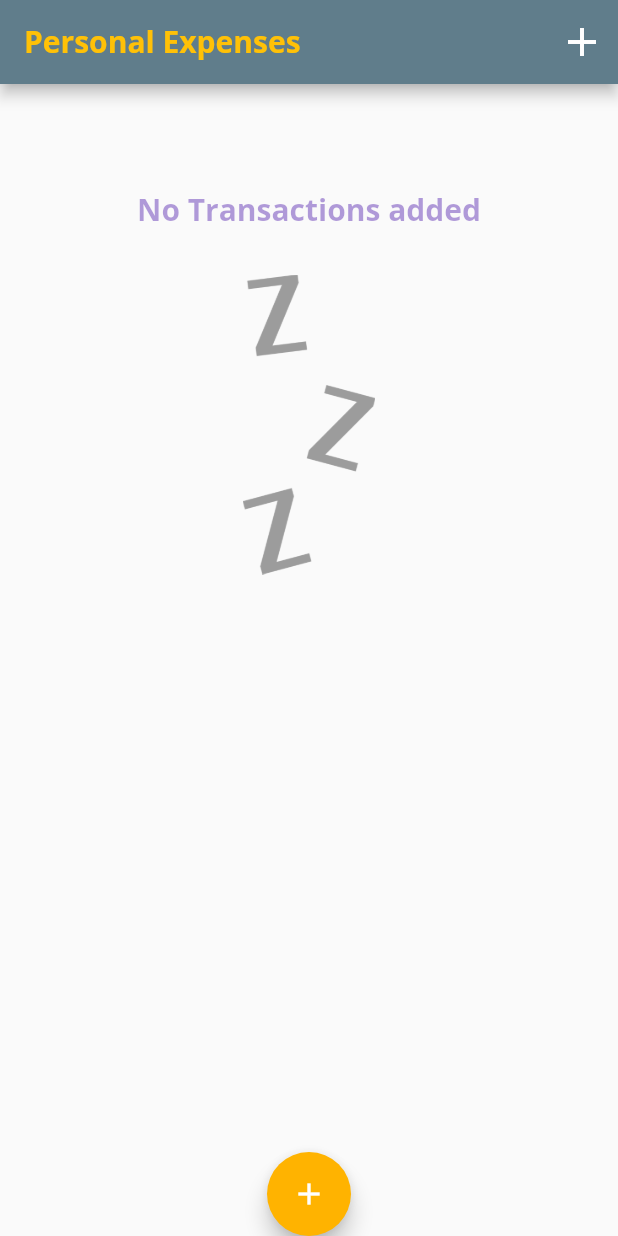
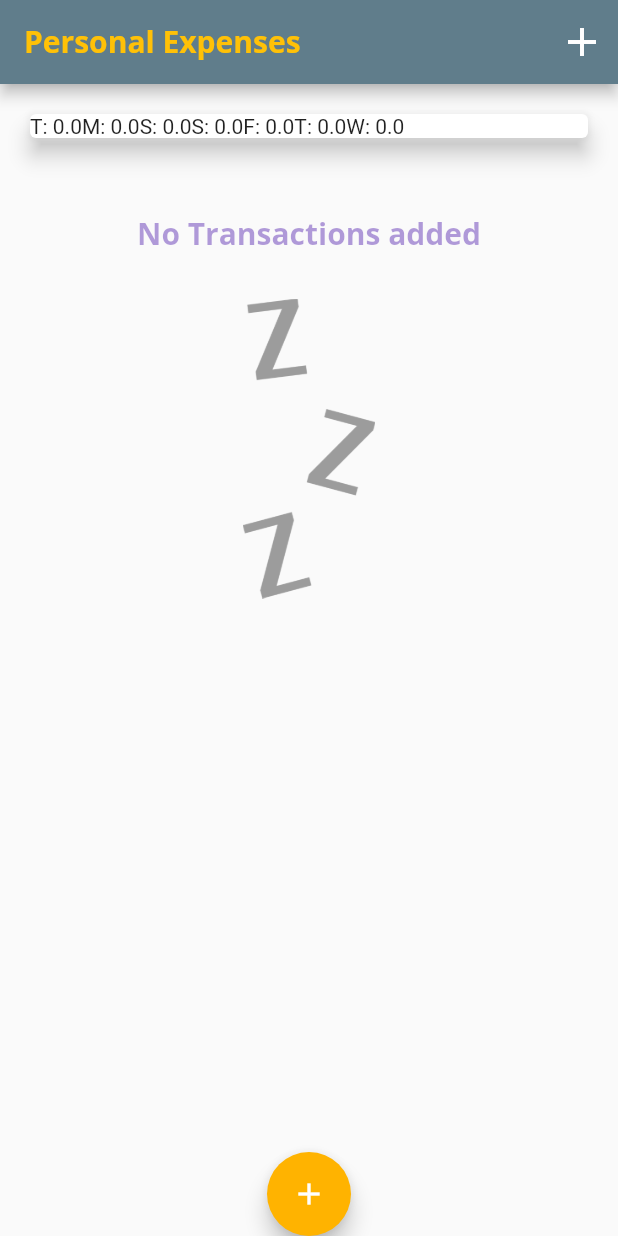
Before and after one commit to carlstep/max_expense_app_3, a Flutter app: the screen it shows after launch, on a phone screen of 412 x 824 dp. Run offline on Flutter 3.47's test engine with Material 2 defaults, Android fonts, the light colour scheme and no system bars.

Commit message:
104 creating bars for the chart

```diff
--- a/lib/widgets/chart.dart
+++ b/lib/widgets/chart.dart
@@ -22,11 +22,11 @@
           totalSum += recentTransactions[i].amount;
         }
       }
-      print(DateFormat.E().format(weekDay));
+      print(DateFormat.E().format(weekDay).substring(0, 1));
       print(totalSum);
 
       return {
-        'day': DateFormat.E().format(weekDay),
+        'day': DateFormat.E().format(weekDay).substring(0, 1),
         'amount': totalSum,
       };
     });
@@ -39,9 +39,9 @@
       elevation: 6,
       margin: EdgeInsets.all(20),
       child: Row(
-        children: [
-          Column(),
-        ],
+        children: groupedTransactionValues.map((data) {
+          return Text('${data['day']}: ${data['amount']}');
+        }).toList(),
       ),
     );
   }
```
Also changed, not shown: lib/widgets/chart_bar.dart (added, +55 -0 lines).
